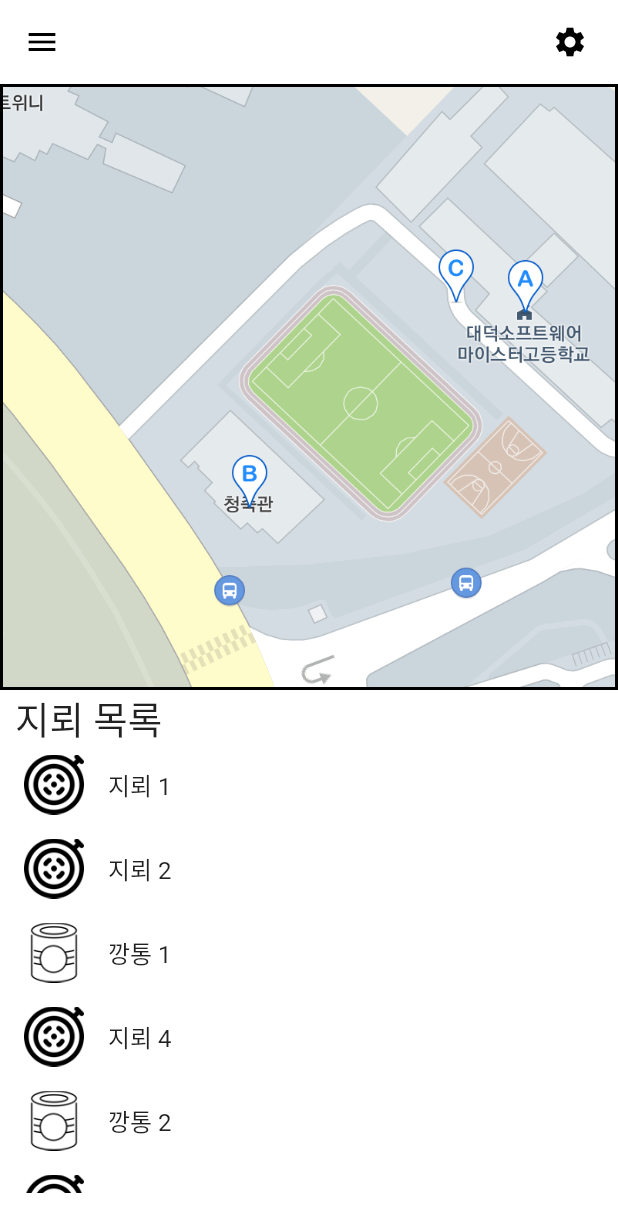
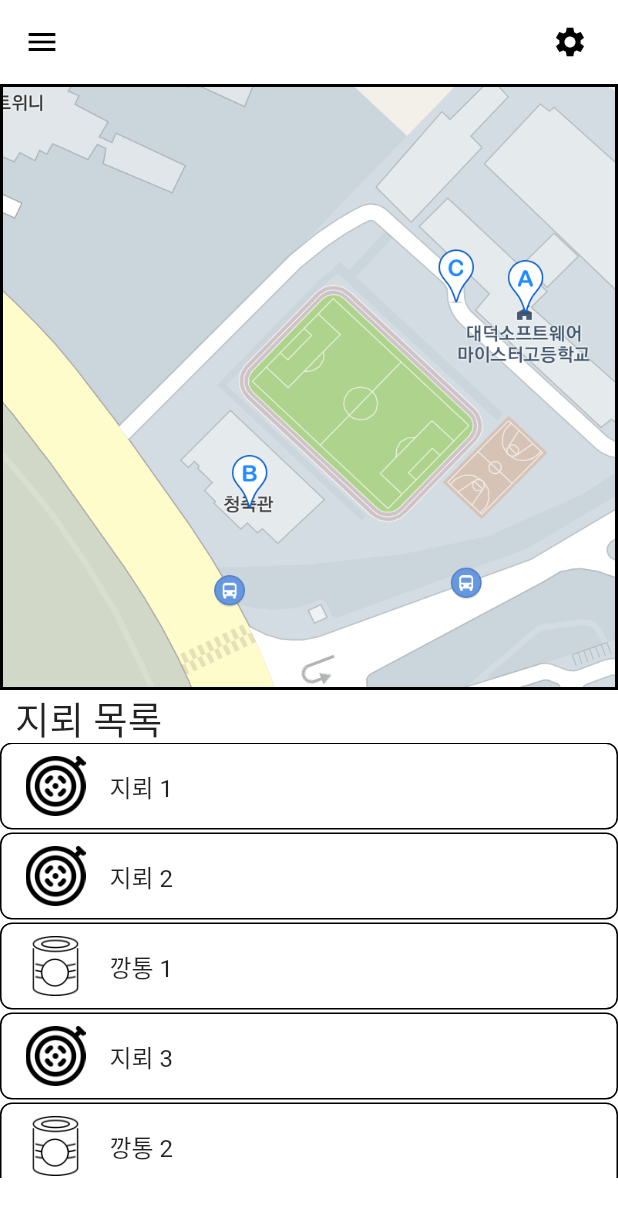
Before and after one commit to Yoochanhong/JGS, a Flutter app: the screen it shows after launch, on a phone screen of 412 x 824 dp. Shown: the top 1232 px of the screen. Run offline on Flutter 3.47's test engine with Material 2 defaults, Android fonts, the phone set to English and light mode, and no system bars.

Commit message:
리스트뷰에도 외곽선 넣어주기

```diff
--- a/lib/main.dart
+++ b/lib/main.dart
@@ -57,30 +57,73 @@ class MyHomePage extends StatelessWidget {
           ),
           Container(
             width: 500,
-            height: 300,
+            height: 290,
             child: ListView(
               children: [
-                ListTile(
+                Container(
+                  decoration: BoxDecoration(
+                    borderRadius: BorderRadius.circular(8.0),
+                    border: Border.all(
+                      color: Colors.black,
+                    ),
+                  ),
+                  child: ListTile(
                     title: Text("지뢰 1"),
-                    leading: Image.asset("assets/images/mine.png", width: 40)),
-                ListTile(
+                    leading: Image.asset("assets/images/mine.png", width: 40),
+                  ),
+                ),
+                SizedBox(height: 2.0),
+                Container(
+                  decoration: BoxDecoration(
+                    borderRadius: BorderRadius.circular(8.0),
+                    border: Border.all(
+                      color: Colors.black,
+                    ),
+                  ),
+                  child: ListTile(
                     title: Text("지뢰 2"),
-                    leading: Image.asset("assets/images/mine.png", width: 40)),
-                ListTile(
+                    leading: Image.asset("assets/images/mine.png", width: 40),
+                  ),
+                ),
+                SizedBox(height: 2.0),
+                Container(
+                  decoration: BoxDecoration(
+                    borderRadius: BorderRadius.circular(8.0),
+                    border: Border.all(
+                      color: Colors.black,
+                    ),
+                  ),
+                  child: ListTile(
                     title: Text("깡통 1"),
-                    leading: Image.asset("assets/images/can.png", width: 40)),
-                ListTile(
-                    title: Text("지뢰 4"),
-                    leading: Image.asset("assets/images/mine.png", width: 40)),
-                ListTile(
+                    leading: Image.asset("assets/images/can.png", width: 40),
+                  ),
+                ),
+                SizedBox(height: 2.0),
+                Container(
+                  decoration: BoxDecoration(
+                    borderRadius: BorderRadius.circular(8.0),
+                    border: Border.all(
+                      color: Colors.black,
+                    ),
+                  ),
+                  child: ListTile(
+                    title: Text("지뢰 3"),
+                    leading: Image.asset("assets/images/mine.png", width: 40),
+                  ),
+                ),
+                SizedBox(height: 2.0),
+                Container(
+                  decoration: BoxDecoration(
+                    borderRadius: BorderRadius.circular(8.0),
+                    border: Border.all(
+                      color: Colors.black,
+                    ),
+                  ),
+                  child: ListTile(
                     title: Text("깡통 2"),
-                    leading: Image.asset("assets/images/can.png", width: 40)),
-                ListTile(
-                    title: Text("지뢰 6"),
-                    leading: Image.asset("assets/images/mine.png", width: 40)),
-                ListTile(
-                    title: Text("지뢰 7"),
-                    leading: Image.asset("assets/images/mine.png", width: 40)),
+                    leading: Image.asset("assets/images/can.png", width: 40),
+                  ),
+                ),
               ],
             ),
           ),
```
